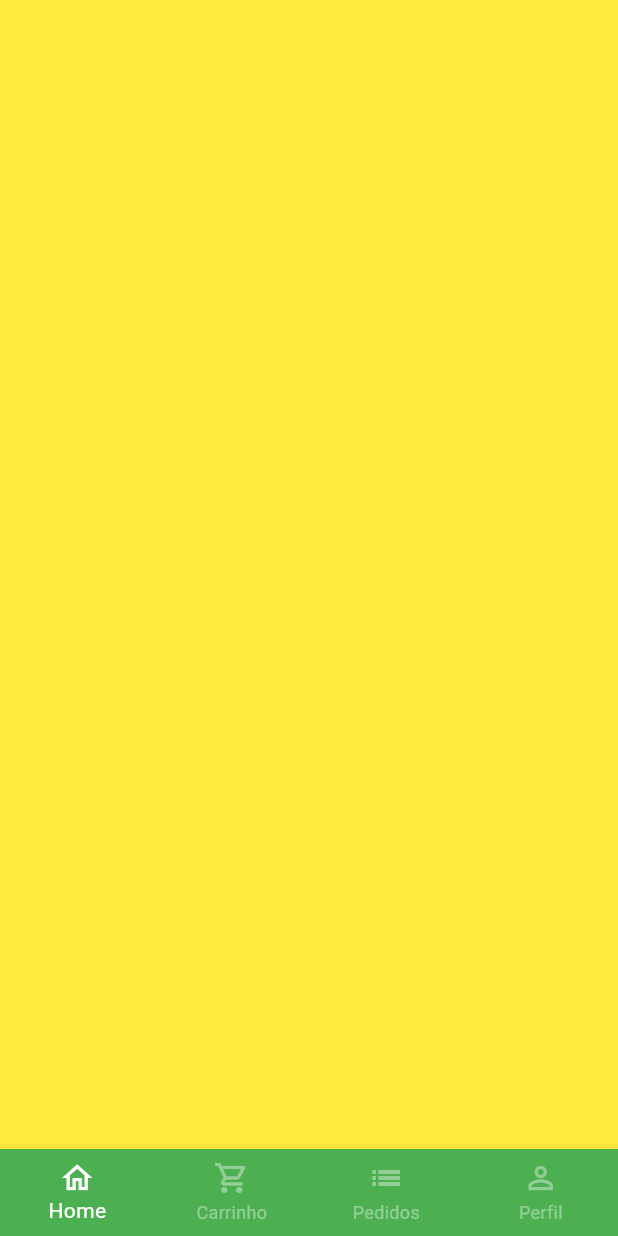
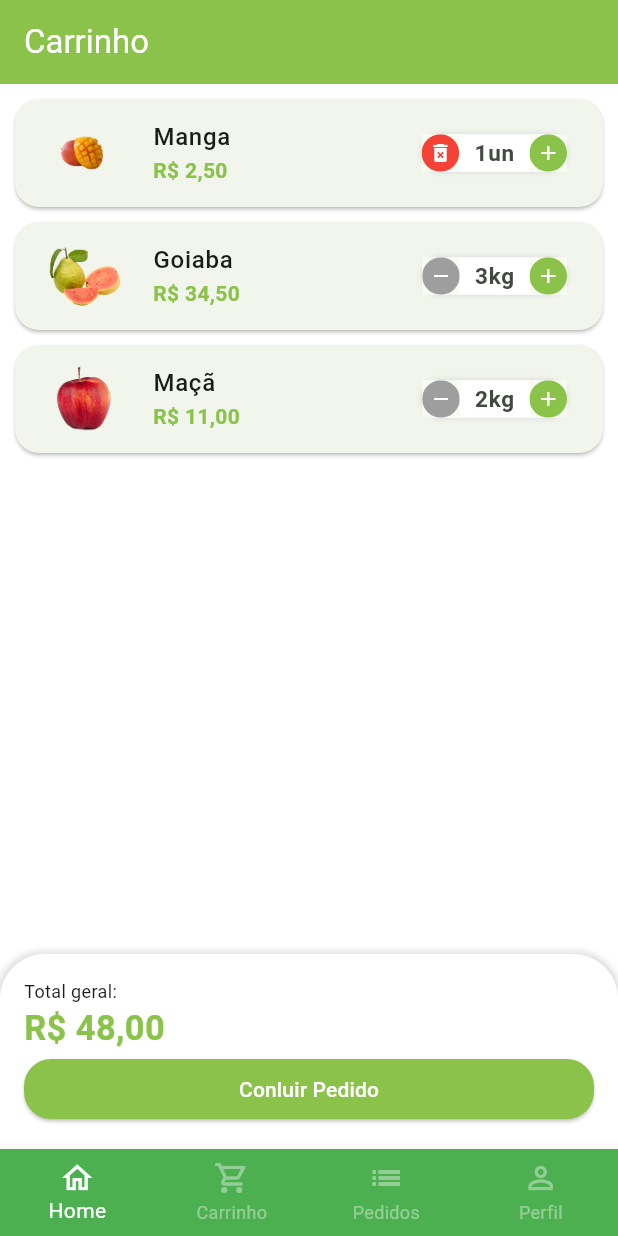
Before and after one commit to DevDaleee/GreenGrocery, a Flutter app: the BaseScreen screen opened directly, swiped to page 2, on a phone screen of 412 x 824 dp. Run offline on Flutter 3.47's test engine with Material 3 defaults, Android fonts, the phone set to English and light mode, and no system bars; our stand-ins replace animated_text_kit, mask_text_input_formatter.

Commit message:
feat(cart): Cart implemented

```diff
--- a/lib/src/config/app_data.dart
+++ b/lib/src/config/app_data.dart
@@ -1,3 +1,4 @@
+import 'package:hortifruit/src/models/cart_item_model.dart';
 import 'package:hortifruit/src/models/item_model.dart';
 
 ItemModel apple = ItemModel(
@@ -71,3 +72,9 @@ List<String> categories = [
   'Temperos',
   'Cerais',
 ];
+
+List<CartItemModel> cartItems = [
+  CartItemModel(item: mango, quantity: 1),
+  CartItemModel(item: guava, quantity: 3),
+  CartItemModel(item: apple, quantity: 2),
+];
--- /dev/null
+++ b/lib/src/models/cart_item_model.dart
@@ -0,0 +1,13 @@
+import 'package:hortifruit/src/models/item_model.dart';
+
+class CartItemModel {
+  ItemModel item;
+  int quantity;
+
+  CartItemModel({
+    required this.item,
+    required this.quantity,
+  });
+
+  double totalPrice() => item.price * quantity;
+}
--- a/lib/src/pages/base/base_screen.dart
+++ b/lib/src/pages/base/base_screen.dart
@@ -1,4 +1,5 @@
 import 'package:flutter/material.dart';
+import 'package:hortifruit/src/pages/cart/cart_tab.dart';
 import 'package:hortifruit/src/pages/home/home_tab.dart';
 
 class BaseScreen extends StatefulWidget {
@@ -19,7 +20,7 @@ class _BaseScreenState extends State<BaseScreen> {
         physics: NeverScrollableScrollPhysics(),
         children: [
           HomeTab(),
-          Container(color: Colors.yellow),
+          CartTab(),
           Container(color: Colors.blue),
           Container(color: Colors.purple),
         ],
--- /dev/null
+++ b/lib/src/pages/cart/cart_tab.dart
@@ -0,0 +1,156 @@
+import 'package:flutter/material.dart';
+import 'package:hortifruit/src/config/custom_colors.dart';
+import 'package:hortifruit/src/models/cart_item_model.dart';
+import 'package:hortifruit/src/pages/cart/components/custom_card_cart.dart';
+import 'package:hortifruit/src/services/utils_services.dart';
+import 'package:hortifruit/src/config/app_data.dart' as app_data;
+
+class CartTab extends StatefulWidget {
+  const CartTab({super.key});
+
+  @override
+  State<CartTab> createState() => _CartTabState();
+}
+
+class _CartTabState extends State<CartTab> {
+  final UtilsServices utils = UtilsServices();
+
+  void removeItemFromCart(CartItemModel cartItem) {
+    setState(() {
+      app_data.cartItems.remove(cartItem);
+    });
+  }
+
+  double cartTotalPrice() {
+    double total = 0;
+    for (var index in app_data.cartItems) {
+      total += index.totalPrice();
+    }
+    return total;
+  }
+
+  @override
+  Widget build(BuildContext context) {
+    return Scaffold(
+      appBar: AppBar(
+        backgroundColor: CustomColors.customSwatchColor,
+        centerTitle: false,
+        title: Text(
+          'Carrinho',
+          style: TextStyle(color: Colors.white),
+        ),
+      ),
+      body: Column(
+        children: [
+          Expanded(
+            child: ListView.builder(
+              itemCount: app_data.cartItems.length,
+              itemBuilder: (_, index) {
+                return CustomCardCart(
+                  cartItem: app_data.cartItems[index],
+                  remove: removeItemFromCart,
+                );
+              },
+            ),
+          ),
+          Container(
+            width: MediaQuery.of(context).size.width,
+            padding: EdgeInsets.all(16),
+            decoration: BoxDecoration(
+              color: Colors.white,
+              borderRadius: BorderRadius.vertical(
+                top: Radius.circular(30),
+              ),
+              boxShadow: [
+                BoxShadow(
+                  color: Colors.grey.shade300,
+                  blurRadius: 3,
+                  spreadRadius: 2,
+                ),
+              ],
+            ),
+            child: Column(
+              crossAxisAlignment: CrossAxisAlignment.start,
+              children: [
+                Text(
+                  'Total geral: ',
+                  style: TextStyle(
+                    fontSize: 12,
+                  ),
+                ),
+                Text(
+                  utils.priceToCurrency(cartTotalPrice()),
+                  style: TextStyle(
+                    fontSize: 23,
+                    color: CustomColors.customSwatchColor,
+                    fontWeight: FontWeight.bold,
+                  ),
+                ),
+                SizedBox(
+                  width: MediaQuery.of(context).size.width,
+                  child: ElevatedButton(
+                    style: ElevatedButton.styleFrom(
+                      shape: RoundedRectangleBorder(
+                        borderRadius: BorderRadius.circular(18),
+                      ),
+                      backgroundColor: CustomColors.customSwatchColor,
+                    ),
+                    onPressed: () async {
+                      bool? result = await showOrderConfirmaton();
+                      debugPrint(result.toString());
+                    },
+                    child: Text(
+                      'Conluir Pedido',
+                      style: TextStyle(
+                        color: Colors.white,
+                      ),
+                    ),
+                  ),
+                )
+              ],
+            ),
+          ),
+        ],
+      ),
+    );
+  }
+
+  Future<bool?> showOrderConfirmaton() {
+    return showDialog(
+      context: context,
+      builder: (context) {
+        return AlertDialog(
+          title: Text('Confirmação'),
+          content: Text('Deseja realmente concliir o pedido?'),
+          actions: [
+            TextButton(
+              onPressed: () {
+                Navigator.of(context).pop(false);
+              },
+              child: Text(
+                'Não',
+              ),
+            ),
+            ElevatedButton(
+              onPressed: () {
+                Navigator.of(context).pop(true);
+              },
+              style: ElevatedButton.styleFrom(
+                shape: RoundedRectangleBorder(
+                  borderRadius: BorderRadius.circular(20),
+                ),
+                backgroundColor: CustomColors.customSwatchColor,
+              ),
+              child: Text(
+                'Sim',
+                style: TextStyle(
+                  color: Colors.white,
+                ),
+              ),
+            )
+          ],
+        );
+      },
+    );
+  }
+}
--- /dev/null
+++ b/lib/src/pages/cart/components/custom_card_cart.dart
@@ -0,0 +1,61 @@
+import 'package:flutter/material.dart';
+
+import 'package:hortifruit/src/config/custom_colors.dart';
+import 'package:hortifruit/src/models/cart_item_model.dart';
+import 'package:hortifruit/src/pages/home/components/item_tile.dart';
+import 'package:hortifruit/src/pages/widget/quantitiy_widget.dart';
+
+class CustomCardCart extends StatefulWidget {
+  final CartItemModel cartItem;
+  final Function(CartItemModel) remove;
+  const CustomCardCart(
+      {super.key, required this.cartItem, required this.remove});
+
+  @override
+  State<CustomCardCart> createState() => _CustomCardCartState();
+}
+
+class _CustomCardCartState extends State<CustomCardCart> {
+  @override
+  Widget build(BuildContext context) {
+    return Card(
+      margin: EdgeInsets.fromLTRB(10, 10, 10, 0),
+      shape: RoundedRectangleBorder(
+        borderRadius: BorderRadius.circular(16),
+      ),
+      child: ListTile(
+        leading: Image.asset(
+          widget.cartItem.item.imgUrl,
+          height: 60,
+          width: 60,
+        ),
+        title: Text(
+          widget.cartItem.item.itemName,
+          style: TextStyle(
+            fontWeight: FontWeight.w500,
+          ),
+        ),
+        subtitle: Text(
+          utils.priceToCurrency(widget.cartItem.totalPrice()),
+          style: TextStyle(
+            color: CustomColors.customSwatchColor,
+            fontWeight: FontWeight.bold,
+          ),
+        ),
+        trailing: QuantitiyWidget(
+          isRemovable: true,
+          suffixText: widget.cartItem.item.unit,
+          value: widget.cartItem.quantity,
+          result: (quantity) {
+            setState(() {
+              widget.cartItem.quantity = quantity;
+              if (quantity == 0) {
+                widget.remove(widget.cartItem);
+              }
+            });
+          },
+        ),
+      ),
+    );
+  }
+}
--- a/lib/src/pages/widget/quantitiy_widget.dart
+++ b/lib/src/pages/widget/quantitiy_widget.dart
@@ -5,12 +5,14 @@ class QuantitiyWidget extends StatelessWidget {
   final int value;
   final String suffixText;
   final Function(int quantity) result;
+  final bool isRemovable;
 
   const QuantitiyWidget({
     super.key,
     required this.value,
     required this.suffixText,
     required this.result,
+    this.isRemovable = false,
   });
 
   @override
@@ -28,13 +30,15 @@ class QuantitiyWidget extends StatelessWidget {
         ],
       ),
       child: Row(
+        mainAxisSize: MainAxisSize.min,
         spacing: 10,
         children: [
           _QuantityButton(
-            icon: Icons.remove,
-            color: Colors.grey,
+            icon:
+                !isRemovable || value > 1 ? Icons.remove : Icons.delete_forever,
+            color: !isRemovable || value > 1 ? Colors.grey : Colors.red,
             onPressed: () {
-              if (value == 1) return;
+              if (value == 1 && !isRemovable) return;
               int partialResult = value - 1;
               result(partialResult);
             },
```
